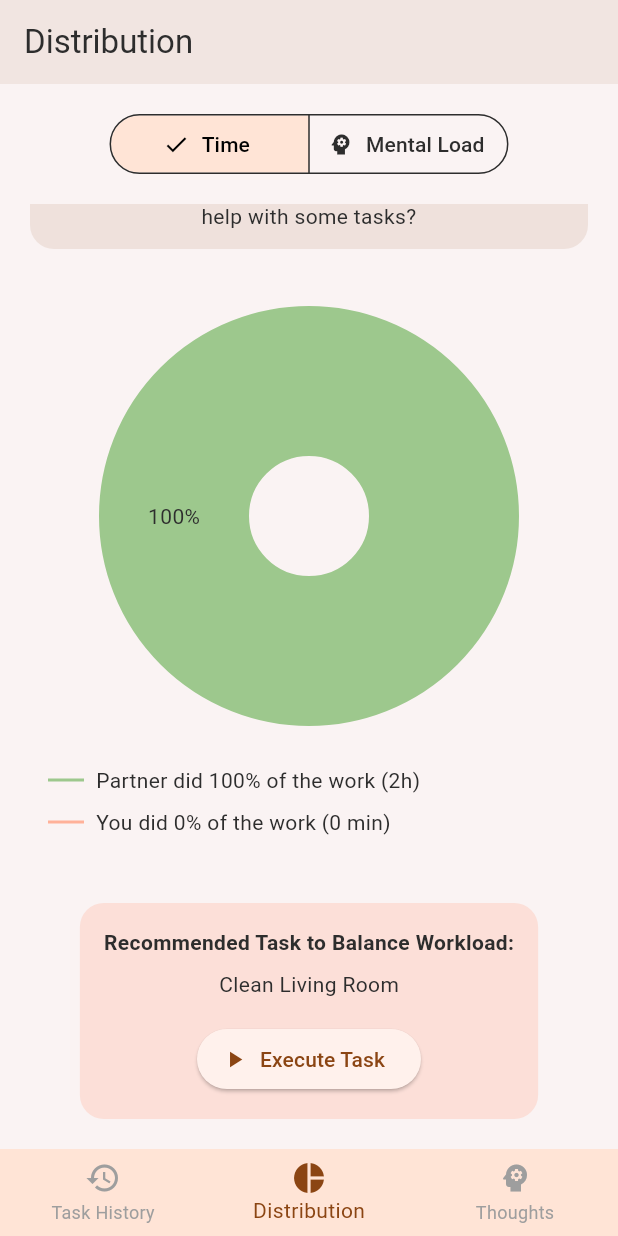
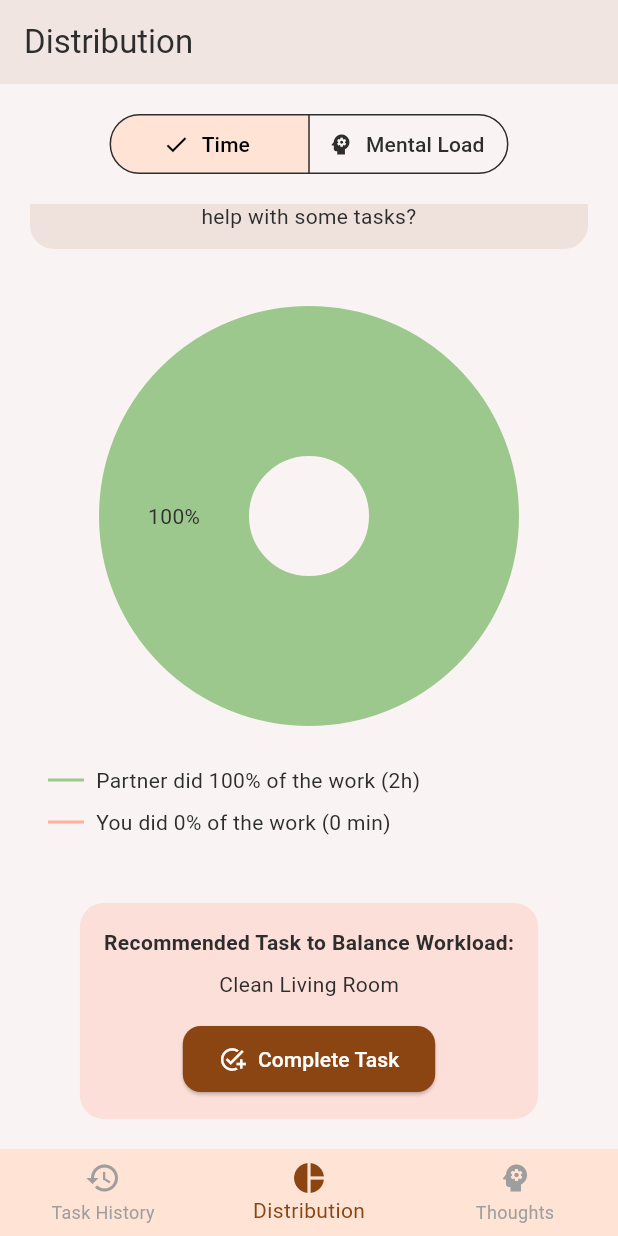
Before and after one commit to SamuelPfisterer/flutter_app, a Flutter app: the screen it shows after launch, item 2 of the bottom bar chosen, scrolled down 120 dp, on a phone screen of 412 x 824 dp. Run offline on Flutter 3.47's test engine with Material 3 defaults, Android fonts, the phone set to English and light mode, and no system bars; drawn by our look-alikes of fl_chart; our stand-ins replace awesome_notifications, flutter_riverpod; network calls fail.

Commit message:
changed the recommended task icon on the distribution screen to be more consistent with the task history screen and changed the text from "execute task" to "complete task"

```diff
--- a/lib/screens/distribution_screen.dart
+++ b/lib/screens/distribution_screen.dart
@@ -306,8 +306,16 @@ class _DistributionScreenState extends ConsumerState<DistributionScreen> {
                       const SizedBox(height: 16),
                       ElevatedButton.icon(
                         onPressed: recommendedTask == null ? null : () => _executeTask(context, recommendedTask),
-                        icon: const Icon(Icons.play_arrow),
-                        label: const Text('Execute Task'),
+                        icon: const Icon(Icons.add_task),
+                        label: const Text('Complete Task'),
+                        style: ElevatedButton.styleFrom(
+                          backgroundColor: Theme.of(context).colorScheme.primary,
+                          foregroundColor: Colors.white,
+                          padding: const EdgeInsets.symmetric(horizontal: 24, vertical: 12),
+                          shape: RoundedRectangleBorder(
+                            borderRadius: BorderRadius.circular(12),
+                          ),
+                        ),
                       ),
                     ],
                   ),
```
